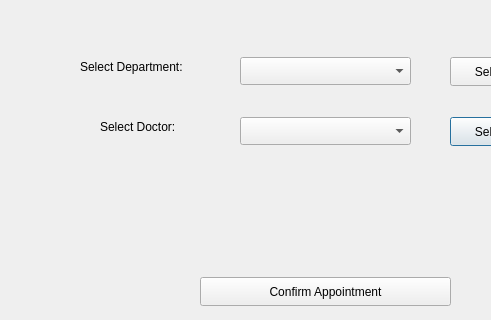
Before: the Qt Designer form bookappointmentwindow.ui in KirolousFouty/Hospital_Project, drawn with Qt 5; both pictures show x 180 to 671 and y 133 to 453 of the 1005 by 601 pixel window.
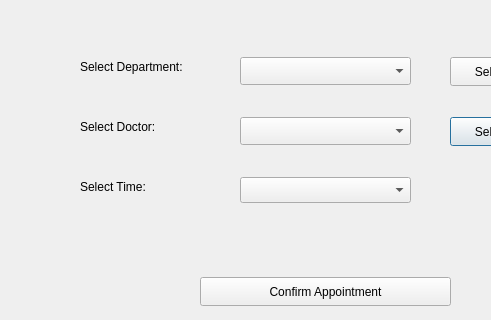
After: the same form once the commit is applied.

Commit message: - Fixed all errors - Added a data structure for time slots - Integrated DateAndTime with Doctor class and BookAppointmentWindow - Overloaded a few operators - Added and implemented some functions

```diff
--- a/bookappointmentwindow.ui
+++ b/bookappointmentwindow.ui
@@ -103,9 +103,9 @@
   <widget class="QLabel" name="selectDoctorTitle">
    <property name="geometry">
     <rect>
-     <x>280</x>
+     <x>260</x>
      <y>250</y>
-     <width>111</width>
+     <width>141</width>
      <height>20</height>
     </rect>
    </property>
@@ -126,6 +126,29 @@
     <string>Select</string>
    </property>
   </widget>
+  <widget class="QLabel" name="selectTimeTitle">
+   <property name="geometry">
+    <rect>
+     <x>260</x>
+     <y>310</y>
+     <width>141</width>
+     <height>20</height>
+    </rect>
+   </property>
+   <property name="text">
+    <string>Select Time:</string>
+   </property>
+  </widget>
+  <widget class="QComboBox" name="timeComboBox">
+   <property name="geometry">
+    <rect>
+     <x>420</x>
+     <y>310</y>
+     <width>171</width>
+     <height>26</height>
+    </rect>
+   </property>
+  </widget>
  </widget>
  <resources/>
  <connections/>
```
The commit also changes 26 other files.
